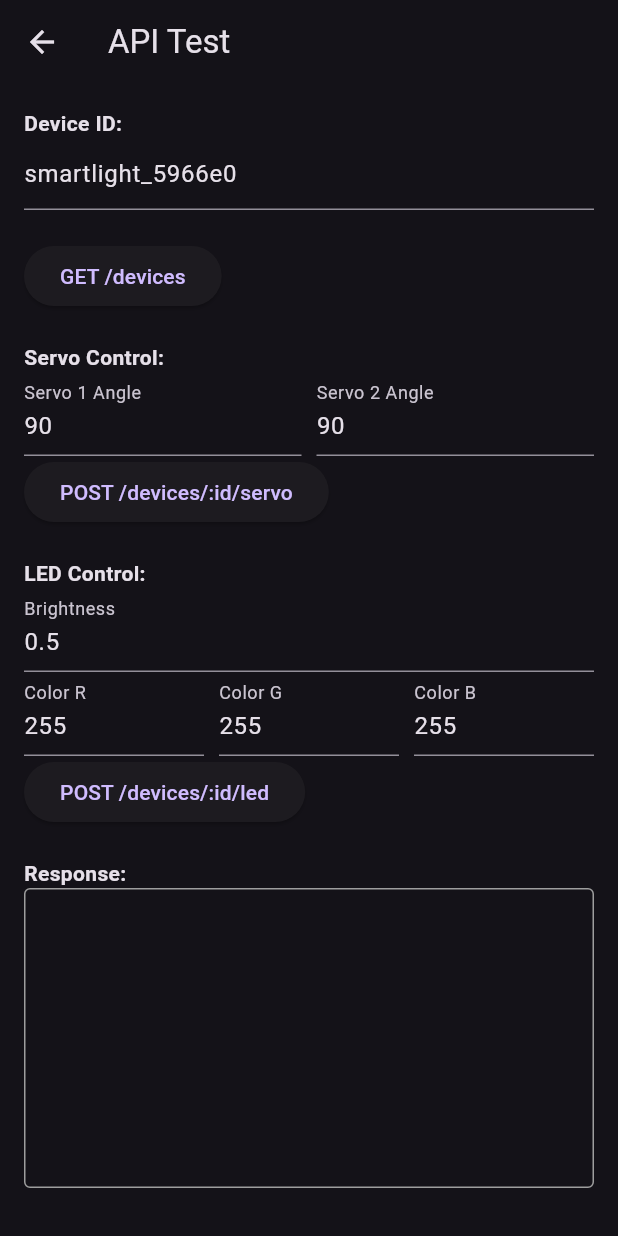
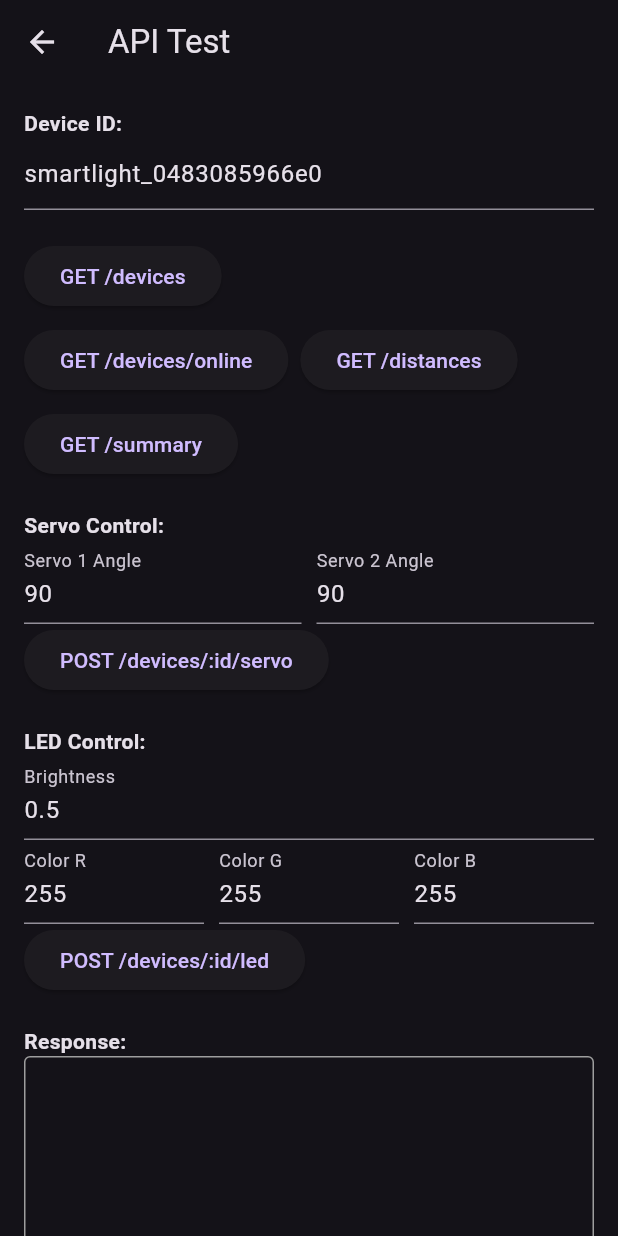
Before and after one commit to hineoni/smart-light-gpo, a Flutter app: the screen it shows after launch, after a tap on the "api" icon, on a phone screen of 412 x 824 dp. Run offline on Flutter 3.47's test engine with Material 3 defaults, Android fonts, the phone set to English and light mode, and no system bars; our stand-ins replace flutter_blue_plus, permission_handler; missing offline and left inert: flutter_esp_ble_prov; network calls fail.

Commit message:
diagnostics: expose uwb heartbeat state

```diff
--- a/smart_light/lib/screens/api_test_screen.dart
+++ b/smart_light/lib/screens/api_test_screen.dart
@@ -10,8 +10,10 @@ class ApiTestScreen extends StatefulWidget {
 }
 
 class _ApiTestScreenState extends State<ApiTestScreen> {
+  static const String _baseUrl = 'http://172.20.10.13:3000';
+
   final TextEditingController _deviceIdController = TextEditingController(
-    text: 'smartlight_5966e0',
+    text: 'smartlight_0483085966e0',
   );
   final TextEditingController _servo1Controller = TextEditingController(
     text: '90',
@@ -33,19 +35,26 @@ class _ApiTestScreenState extends State<ApiTestScreen> {
   );
   String _response = '';
 
-  Future<void> _testGetDevices() async {
+  Future<void> _testGet(String path) async {
     try {
-      final response = await http.get(
-        Uri.parse('http://172.20.10.13:3000/devices'),
-      );
+      final response = await http.get(Uri.parse('$_baseUrl$path'));
       setState(() {
         _response =
-            'GET /devices\nStatus: ${response.statusCode}\nBody: ${response.body}';
+            'GET $path\nStatus: ${response.statusCode}\nBody: ${_prettyBody(response.body)}';
       });
     } catch (e) {
       setState(() {
         _response = 'Error: $e';
       });
+    }
+  }
+
+  String _prettyBody(String body) {
+    try {
+      const encoder = JsonEncoder.withIndent('  ');
+      return encoder.convert(jsonDecode(body));
+    } catch (_) {
+      return body;
     }
   }
 
@@ -56,9 +65,7 @@ class _ApiTestScreenState extends State<ApiTestScreen> {
         'servo2Angle': int.parse(_servo2Controller.text),
       });
       final response = await http.post(
-        Uri.parse(
-          'http://192.168.0.105:3000/devices/${_deviceIdController.text}/servo',
-        ),
+        Uri.parse('$_baseUrl/devices/${_deviceIdController.text}/servo'),
         headers: {'Content-Type': 'application/json'},
         body: body,
       );
@@ -82,9 +89,7 @@ class _ApiTestScreenState extends State<ApiTestScreen> {
         'colorB': int.parse(_colorBController.text),
       });
       final response = await http.post(
-        Uri.parse(
-          'http://192.168.0.105:3000/devices/${_deviceIdController.text}/led',
-        ),
+        Uri.parse('$_baseUrl/devices/${_deviceIdController.text}/led'),
         headers: {'Content-Type': 'application/json'},
         body: body,
       );
@@ -115,8 +120,27 @@ class _ApiTestScreenState extends State<ApiTestScreen> {
             TextField(controller: _deviceIdController),
             const SizedBox(height: 20),
             ElevatedButton(
-              onPressed: _testGetDevices,
+              onPressed: () => _testGet('/devices'),
               child: const Text('GET /devices'),
+            ),
+            const SizedBox(height: 8),
+            Wrap(
+              spacing: 8,
+              runSpacing: 8,
+              children: [
+                ElevatedButton(
+                  onPressed: () => _testGet('/devices/online'),
+                  child: const Text('GET /devices/online'),
+                ),
+                ElevatedButton(
+                  onPressed: () => _testGet('/devices/distances'),
+                  child: const Text('GET /distances'),
+                ),
+                ElevatedButton(
+                  onPressed: () => _testGet('/devices/distances/summary'),
+                  child: const Text('GET /summary'),
+                ),
+              ],
             ),
             const SizedBox(height: 20),
             const Text(
--- a/smart_light/lib/screens/positioning_screen.dart
+++ b/smart_light/lib/screens/positioning_screen.dart
@@ -168,6 +168,8 @@ class _PositioningScreenState extends State<PositioningScreen> {
                   deviceId: device.id,
                   online: false,
                   lastSeenAt: null,
+                  uwbReady: null,
+                  uwbRangeCount: null,
                 ),
               )
               .take(3)
@@ -206,18 +208,33 @@ class _PositioningScreenState extends State<PositioningScreen> {
   }
 
   Widget _buildEmptyState() {
-    return const Padding(
-      padding: EdgeInsets.only(top: 80),
+    final hasUwbHeartbeat = _summary.nodes.any(
+      (node) => node.uwbReady != null || node.uwbRangeCount != null,
+    );
+    final uwbStatus = hasUwbHeartbeat
+        ? _summary.nodes
+              .map(
+                (node) =>
+                    '${_nodeLabel(node.deviceId)}: UWB ${node.uwbReady == true ? 'ready' : 'not ready'}, ranges ${node.uwbRangeCount ?? 0}',
+              )
+              .join('\n')
+        : 'UWB-статус пока не пришел в heartbeat';
+
+    return Padding(
+      padding: const EdgeInsets.only(top: 80),
       child: Column(
         children: [
-          Icon(Icons.social_distance, size: 64, color: Colors.grey),
-          SizedBox(height: 16),
-          Text('Расстояния пока не получены', style: TextStyle(fontSize: 18)),
-          SizedBox(height: 8),
+          const Icon(Icons.social_distance, size: 64, color: Colors.grey),
+          const SizedBox(height: 16),
+          const Text(
+            'Расстояния пока не получены',
+            style: TextStyle(fontSize: 18),
+          ),
+          const SizedBox(height: 8),
           Text(
-            'Данные появятся после heartbeat от UWB-модулей',
+            '$uwbStatus\nДанные появятся, когда UWB-модуль отдаст range-фрейм',
             textAlign: TextAlign.center,
-            style: TextStyle(fontSize: 12, color: Colors.grey),
+            style: const TextStyle(fontSize: 12, color: Colors.grey),
           ),
         ],
       ),
```
Also changed, not shown: smart_light/lib/models/device_distance_model.dart (+10 -0 lines), 6 other files.
